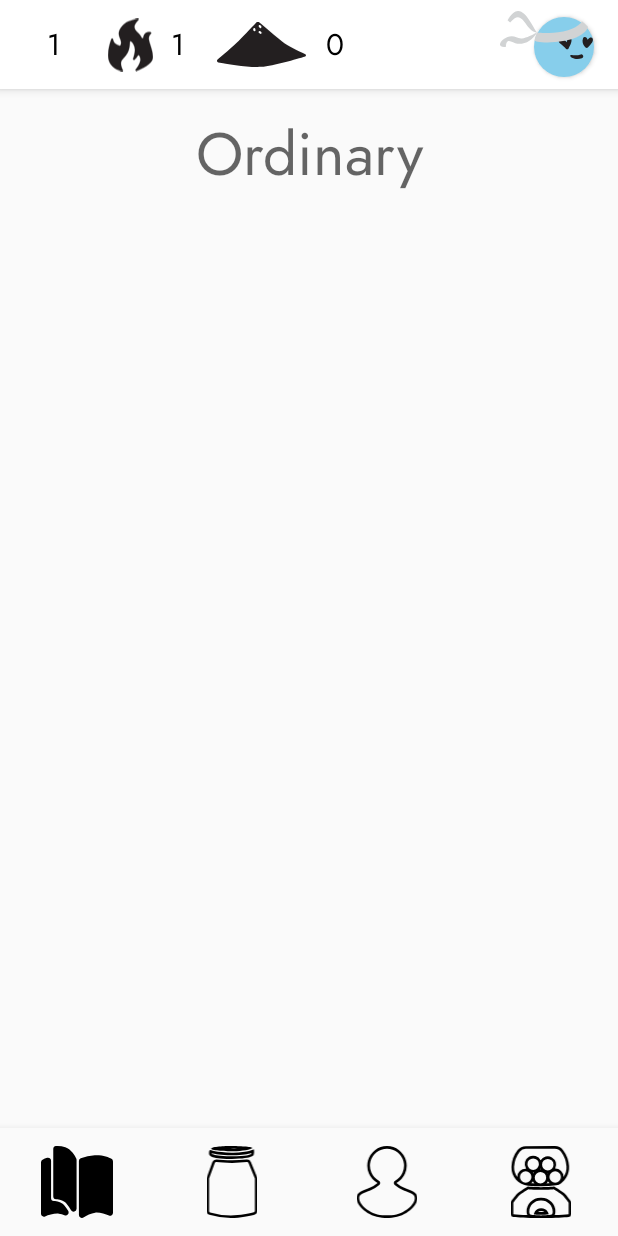
After one commit to LiuZechu/Jars, an Android app: the fragment MakerPageFragment placed in its activity, on a phone screen of 412 x 824 dp. The commit adds this screen. Run offline under Robolectric (Android 15) with nearby library versions, the light colour scheme and no system bars.

Commit message:
Maker Page
Maker Page currently has different texts for 3 categories, floating action button

```diff
--- a/app/src/main/java/com/gmail/liuzechu2013/singapore/jars/ShopItem.java
+++ b/app/src/main/java/com/gmail/liuzechu2013/singapore/jars/Item.java
@@ -1,6 +1,6 @@
 package com.gmail.liuzechu2013.singapore.jars;
 
-public class ShopItem {
+public class Item {
     private int type; // its value takes on one of the following constants
     private String name;
 
@@ -11,7 +11,7 @@
     public final static int CANDY = 4;
     public final static int CANDY_EXPRESSION = 5;
 
-    public ShopItem(int type, String name) {
+    public Item(int type, String name) {
         this.type = type;
         this.name = name;
     }
--- a/app/src/main/java/com/gmail/liuzechu2013/singapore/jars/MainActivity.java
+++ b/app/src/main/java/com/gmail/liuzechu2013/singapore/jars/MainActivity.java
@@ -36,7 +36,7 @@
 import java.util.Random;
 
 public class MainActivity extends AppCompatActivity
-        implements ShopFragment.ViewCurrentItemsListener, FilesFragment.OnFileOpenListener{
+        implements MakerFragment.ViewCurrentItemsListener, FilesFragment.OnFileOpenListener{
     private BottomNavigationView navView;
     private Button trainingButton;
     private ArrayList<Jar> jarListForTraining;
@@ -192,7 +192,7 @@
                     fragment = new ProfileFragment();
                     break;
                 case R.id.navigation_maker:
-                    fragment = new ShopFragment();
+                    fragment = new MakerFragment();
                     break;
             }
 
@@ -356,7 +356,7 @@
         return output;
     }
 
-    // view current items from ShopFragment
+    // view current items from MakerFragment
     @Override
     public void viewCurrentItems(){
         Intent intent = new Intent(this, CurrentItemsActivity.class);
--- /dev/null
+++ b/app/src/main/java/com/gmail/liuzechu2013/singapore/jars/MakerPageFragment.java
@@ -0,0 +1,50 @@
+package com.gmail.liuzechu2013.singapore.jars;
+
+import android.os.Bundle;
+import android.support.v4.app.Fragment;
+import android.view.LayoutInflater;
+import android.view.View;
+import android.view.ViewGroup;
+import android.widget.TextView;
+
+public class MakerPageFragment extends Fragment {
+
+    int mNum;
+
+    /**
+     * Create a new instance of CountingFragment, providing "num"
+     * as an argument.
+     */
+    static MakerPageFragment newInstance(int num) {
+        MakerPageFragment f = new MakerPageFragment();
+
+        // Supply num input as an argument.
+        Bundle args = new Bundle();
+        args.putInt("num", num);
+        f.setArguments(args);
+
+        return f;
+    }
+
+    /**
+     * When creating, retrieve this instance's number from its arguments.
+     */
+    @Override
+    public void onCreate(Bundle savedInstanceState) {
+        super.onCreate(savedInstanceState);
+        mNum = getArguments() != null ? getArguments().getInt("num") : 0;
+    }
+
+    /**
+     * The Fragment's UI is just a simple text view showing its
+     * instance number.
+     */
+    @Override
+    public View onCreateView(LayoutInflater inflater, ViewGroup container,
+                             Bundle savedInstanceState) {
+        View v = inflater.inflate(R.layout.fragment_maker_page, container, false);
+        View tv = v.findViewById(R.id.maker_page_text);
+        ((TextView)tv).setText(mNum == 0 ? "Ordinary" : mNum == 1 ? "Grand" : "Deluxe");
+        return v;
+    }
+}
--- a/app/src/main/java/com/gmail/liuzechu2013/singapore/jars/UserItemListAdapter.java
+++ b/app/src/main/java/com/gmail/liuzechu2013/singapore/jars/UserItemListAdapter.java
@@ -11,9 +11,9 @@
 
 public class UserItemListAdapter extends RecyclerView.Adapter<UserItemViewHolder> {
     private LayoutInflater mInflater;
-    private List<ShopItem> userItemList;
+    private List<Item> userItemList;
 
-    public UserItemListAdapter(Context context, List<ShopItem> userItemList) {
+    public UserItemListAdapter(Context context, List<Item> userItemList) {
         mInflater = LayoutInflater.from(context);
         this.userItemList = userItemList;
     }
@@ -30,7 +30,7 @@
     @Override
     public void onBindViewHolder(@NonNull UserItemViewHolder viewHolder, int i) {
         // retrieve data for that position i
-        ShopItem userItem = userItemList.get(i);
+        Item userItem = userItemList.get(i);
         // add date to the view
         viewHolder.userItemView.setText(userItem.getName());
         int itemType = userItem.getType();
--- a/app/src/main/java/com/gmail/liuzechu2013/singapore/jars/UserItemViewHolder.java
+++ b/app/src/main/java/com/gmail/liuzechu2013/singapore/jars/UserItemViewHolder.java
@@ -19,7 +19,7 @@
     protected TextView userItemView;
     protected TextView userItemTypeView;
     private UserItemListAdapter mAdapter;
-    // protected ShopItem currentUserItem;
+    // protected Item currentUserItem;
 
     public UserItemViewHolder(View itemView, UserItemListAdapter adapter) {
         super(itemView);
--- a/app/src/main/java/com/gmail/liuzechu2013/singapore/jars/shop_recyclerview/ShopItemViewHolder.java
+++ b/app/src/main/java/com/gmail/liuzechu2013/singapore/jars/shop_recyclerview/ShopItemViewHolder.java
@@ -14,7 +14,7 @@
         implements View.OnClickListener {
     protected TextView shopItemView;
     private ShopItemListAdapter mAdapter;
-    // protected ShopItem currentUserItem;
+    // protected Item currentUserItem;
 
     public ShopItemViewHolder(View itemView, ShopItemListAdapter adapter) {
         super(itemView);
--- /dev/null
+++ b/app/src/main/res/layout/fragment_maker_page.xml
@@ -0,0 +1,17 @@
+<?xml version="1.0" encoding="utf-8"?>
+<ScrollView xmlns:android="http://schemas.android.com/apk/res/android"
+    android:id="@+id/content"
+    android:layout_width="match_parent"
+    android:layout_height="match_parent" >
+
+    <TextView style="?android:textAppearanceMedium"
+        android:padding="16dp"
+        android:textSize="40sp"
+        android:textAlignment="center"
+        android:id="@+id/maker_page_text"
+        android:lineSpacingMultiplier="1.2"
+        android:layout_width="match_parent"
+        android:layout_height="wrap_content"
+        android:text="test test" />
+
+</ScrollView>
```
Also changed, not shown: app/src/main/java/com/gmail/liuzechu2013/singapore/jars/CurrentItemsActivity.java (+10 -13 lines), app/src/main/java/com/gmail/liuzechu2013/singapore/jars/MakerFragment.java (renamed from app/src/main/java/com/gmail/liuzechu2013/singapore/jars/ShopFragment.java, +78 -45 lines), app/src/main/java/com/gmail/liuzechu2013/singapore/jars/shop_recyclerview/ShopItemListAdapter.java (+6 -7 lines), app/src/main/res/layout/fragment_maker.xml (renamed from app/src/main/res/layout/fragment_shop.xml, +14 -5 lines).
